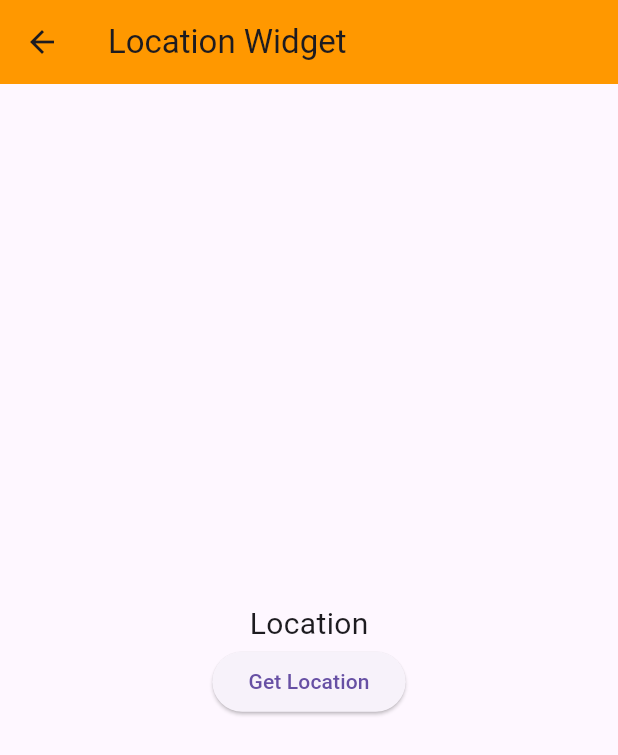
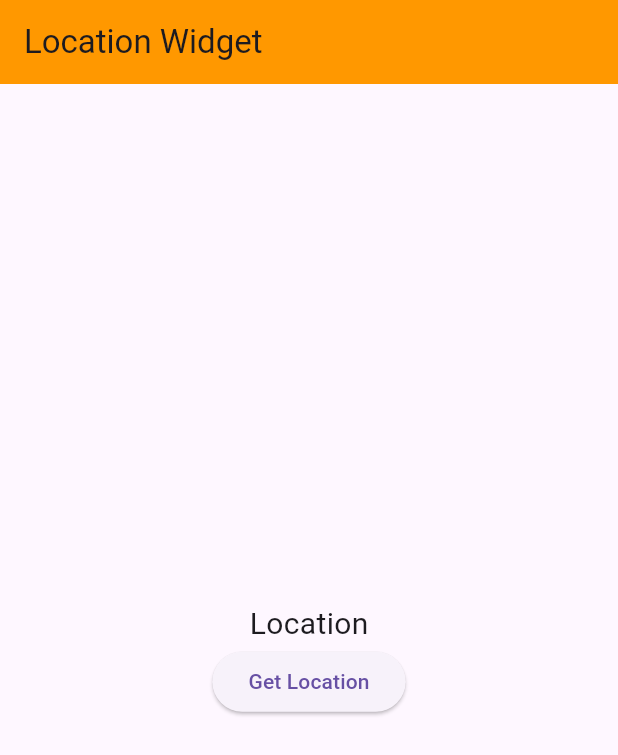
Before and after one commit to SandipVermaDev/flutter_learning, a Flutter app: the LocationWidget screen opened directly, after a tap on "Get Location", on a phone screen of 412 x 824 dp. Shown: the top 755 px of the screen. Run offline on Flutter 3.47's test engine with Material 3 defaults, Android fonts, the phone set to English and light mode, and no system bars; our stand-ins replace animated_text_kit, cached_network_image, fluttertoast, geolocator, image_picker; network calls fail.

Commit message:
15/06/2024

```diff
--- a/lib/main.dart
+++ b/lib/main.dart
@@ -49,8 +49,8 @@ class MyApp extends StatelessWidget{
       // home: const FormWidget(),
       // home: const StackWidget(),
       // home: const TabBarWidget(),
-      home: const ImagePickerWidget(),
-      // home: const LocationWidget(),
+      // home: const ImagePickerWidget(),
+      home: const LocationWidget(),
     );
   }
 }
--- a/lib/widgets/bottom_nav.dart
+++ b/lib/widgets/bottom_nav.dart
@@ -34,14 +34,14 @@ class _BottomNavWidgwtState extends State<BottomNavWidgwt> {
   Widget build(BuildContext context) {
     return Scaffold(
       appBar: AppBar(
-        title: Text('Bottom Navigation'),
+        title: const Text('Bottom Navigation'),
         backgroundColor: Theme.of(context).primaryColor,
       ),
       // body: Center(child: widgets.elementAt(selectedindex)),
 
       body: PageView(
         controller: pageController,
-        children: [
+        children: const [
           AlertWidget(),
           Rows_Columns(),
           AnimatedTextWidget(),
@@ -49,7 +49,7 @@ class _BottomNavWidgwtState extends State<BottomNavWidgwt> {
         ],
       ),
 
-      bottomNavigationBar: BottomNavigationBar(items: <BottomNavigationBarItem>[
+      bottomNavigationBar: BottomNavigationBar(items: const <BottomNavigationBarItem>[
         BottomNavigationBarItem(icon: Icon(Icons.home), label: 'Home'),
         BottomNavigationBarItem(icon: Icon(Icons.search), label: 'Search'),
         BottomNavigationBarItem(icon: Icon(Icons.add), label: 'Add'),
--- a/lib/widgets/bottomsheet.dart
+++ b/lib/widgets/bottomsheet.dart
@@ -65,7 +65,7 @@ class BottomSheetWidget extends StatelessWidget {
               );
             },
             style: const ButtonStyle(
-                backgroundColor: MaterialStatePropertyAll(Colors.orange)),
+                backgroundColor: WidgetStatePropertyAll(Colors.orange)),
             child: const Text(
               'Show Bottom Sheet',
               style: TextStyle(fontSize: 16, color: Colors.white),
--- a/lib/widgets/drop_down.dart
+++ b/lib/widgets/drop_down.dart
@@ -8,7 +8,7 @@ class DropDownWidget extends StatefulWidget {
 }
 
 class _DropDownWidgetState extends State<DropDownWidget> {
-  String selectedvalue='orange';
+  String selectedvalue='Orange';
 
   @override
   Widget build(BuildContext context) {
--- a/lib/widgets/image_picker.dart
+++ b/lib/widgets/image_picker.dart
@@ -13,7 +13,7 @@ class ImagePickerWidget extends StatefulWidget {
 class _ImagePickerWidgetState extends State<ImagePickerWidget> {
   final ImagePicker _picker = ImagePicker();
   XFile? file;
-  List<XFile>? files;
+  List<XFile>? files=[];
 
   @override
   Widget build(BuildContext context) {
--- a/lib/widgets/location.dart
+++ b/lib/widgets/location.dart
@@ -15,6 +15,8 @@ class _LocationWidgetState extends State<LocationWidget> {
   fetchPosition() async{
     bool serviceEnabled;
     LocationPermission permission;
+    // String latitude;
+    // String longitude;
 
     serviceEnabled=await Geolocator.isLocationServiceEnabled();
 
@@ -35,21 +37,23 @@ class _LocationWidgetState extends State<LocationWidget> {
     Position currentposition=await Geolocator.getCurrentPosition();
     setState(() {
       position=currentposition;
+      // latitude=currentposition.latitude.toString();
+      // longitude=currentposition.longitude.toString();
     });
   }
 
   @override
   Widget build(BuildContext context) {
     return Scaffold(
-      appBar: AppBar(title: Text('Location Widget'),backgroundColor: Theme.of(context).primaryColor,),
+      appBar: AppBar(title: const Text('Location Widget'),backgroundColor: Theme.of(context).primaryColor,),
       body: Center(
         child: Column(
           mainAxisAlignment: MainAxisAlignment.center,
           children: [
-            Text(position==null?'Location':position.toString(),style: TextStyle(fontSize: 20),),
+            Text(position==null?'Location':position.toString(),style: const TextStyle(fontSize: 20),),
             ElevatedButton(onPressed: () {
               fetchPosition();
-            }, child: Text('Get Location'))
+            }, child: const Text('Get Location'))
           ],
         ),
       ),
```
Also changed, not shown: lib/widgets/buttons.dart (+6 -6 lines), pubspec.lock, 1 other file.
